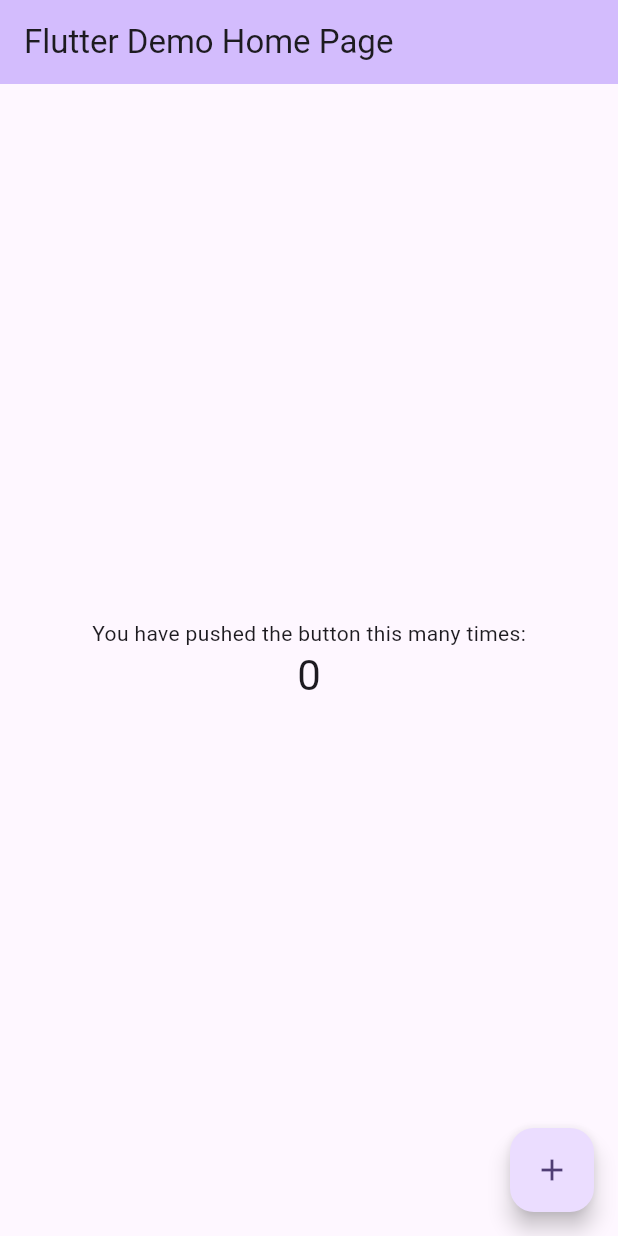
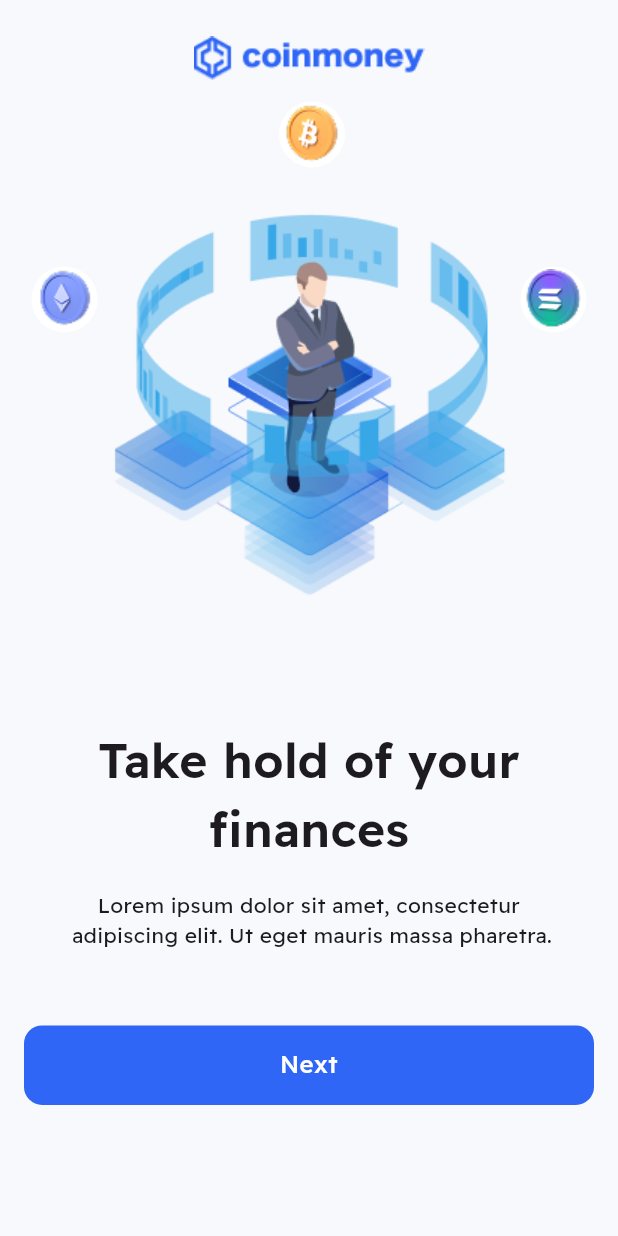
Before and after one commit to minKasent/crypto_exchange, a Flutter app: the screen it shows after launch, on a phone screen of 412 x 824 dp. Run offline on Flutter 3.47's test engine with Material 3 defaults, Android fonts, the phone set to English and light mode, and no system bars.

Commit message:
feat:onboard_screen

```diff
--- /dev/null
+++ b/lib/components/app_button.dart
@@ -0,0 +1,10 @@
+import 'package:flutter/cupertino.dart';
+
+class AppButton extends StatelessWidget {
+  const AppButton({super.key});
+
+  @override
+  Widget build(BuildContext context) {
+    return const Placeholder();
+  }
+}
--- /dev/null
+++ b/lib/components/app_text.dart
@@ -0,0 +1,19 @@
+import 'package:flutter/material.dart';
+
+import 'app_text_style.dart';
+
+class AppText extends StatelessWidget {
+  final String content;
+  final TextStyle? style;
+  final TextAlign? textAlign;
+  const AppText({super.key, required this.content, this.style, this.textAlign});
+
+  @override
+  Widget build(BuildContext context) {
+    return Text(
+      content,
+      style: style ?? AppTextStyle.text32SemiBold,
+      textAlign: textAlign ?? TextAlign.center,
+    );
+  }
+}
--- /dev/null
+++ b/lib/components/app_text_style.dart
@@ -0,0 +1,22 @@
+
+import 'package:crypto_exchange/constants/app_colors_path.dart';
+import 'package:flutter/material.dart';
+
+class AppTextStyle{
+  static final text32SemiBold = TextStyle(
+    fontFamily: 'Readex Pro',
+    fontSize: 32,
+    fontWeight: FontWeight.w600,
+  );
+  static final text14Regular = TextStyle(
+    fontFamily: 'Readex Pro',
+    fontSize: 14,
+    fontWeight: FontWeight.w400,
+  );
+  static final text16Medium = TextStyle(
+    fontFamily: 'Readex Pro',
+    fontSize: 16,
+    fontWeight: FontWeight.w500,
+    color: AppColorsPath.white
+  );
+}
--- /dev/null
+++ b/lib/constants/app_colors_path.dart
@@ -0,0 +1,7 @@
+import 'dart:ui';
+
+class AppColorsPath {
+  static Color lightWhite = const Color(0xFFF8F9FC);
+  static Color blue = const Color(0xFF2F66F6);
+  static Color  white = const Color(0xFFFFFFFF);
+}
--- /dev/null
+++ b/lib/constants/app_icons_path.dart
@@ -0,0 +1,5 @@
+class AppIconsPath {
+  static const String iconsBTC = 'assets/images/Bitcoin.png';
+  static const String iconsETH = 'assets/images/Ethereum.png';
+  static const String iconsSLA = 'assets/images/Solana.png';
+}
--- /dev/null
+++ b/lib/constants/app_images_path.dart
@@ -0,0 +1,8 @@
+class AppImagePaths {
+  static const String logo = 'assets/images/logo.png';
+  static const String img_market_analysis = 'assets/images/market_analysis.png';
+  static const String img_mobile_financial_analytics = 'assets/images/mobile _financial_analytics.png';
+  static const String img_blockchain_development= 'assets/images/blockchain_development.png';
+  static const String img_finance_wave = 'assets/images/finance_wave.png';
+
+}
--- a/lib/main.dart
+++ b/lib/main.dart
@@ -1,3 +1,4 @@
+import 'package:crypto_exchange/screens/onboard_screens.dart';
 import 'package:flutter/material.dart';
 
 void main() {
@@ -7,116 +8,16 @@ void main() {
 class MyApp extends StatelessWidget {
   const MyApp({super.key});
 
-  // This widget is the root of your application.
   @override
   Widget build(BuildContext context) {
     return MaterialApp(
+      debugShowCheckedModeBanner: false,
       title: 'Flutter Demo',
       theme: ThemeData(
-        // This is the theme of your application.
-        //
-        // TRY THIS: Try running your application with "flutter run". You'll see
-        // the application has a purple toolbar. Then, without quitting the app,
-        // try changing the seedColor in the colorScheme below to Colors.green
-        // and then invoke "hot reload" (save your changes or press the "hot
-        // reload" button in a Flutter-supported IDE, or press "r" if you used
-        // the command line to start the app).
-        //
-        // Notice that the counter didn't reset back to zero; the application
-        // state is not lost during the reload. To reset the state, use hot
-        // restart instead.
-        //
-        // This works for code too, not just values: Most code changes can be
-        // tested with just a hot reload.
+
         colorScheme: ColorScheme.fromSeed(seedColor: Colors.deepPurple),
       ),
-      home: const MyHomePage(title: 'Flutter Demo Home Page'),
+      home: const OnboardScreens(),
     );
   }
 }
-
-class MyHomePage extends StatefulWidget {
-  const MyHomePage({super.key, required this.title});
-
-  // This widget is the home page of your application. It is stateful, meaning
-  // that it has a State object (defined below) that contains fields that affect
-  // how it looks.
-
-  // This class is the configuration for the state. It holds the values (in this
-  // case the title) provided by the parent (in this case the App widget) and
-  // used by the build method of the State. Fields in a Widget subclass are
-  // always marked "final".
-
-  final String title;
-
-  @override
-  State<MyHomePage> createState() => _MyHomePageState();
-}
-
-class _MyHomePageState extends State<MyHomePage> {
-  int _counter = 0;
-
-  void _incrementCounter() {
-    setState(() {
-      // This call to setState tells the Flutter framework that something has
-      // changed in this State, which causes it to rerun the build method below
-      // so that the display can reflect the updated values. If we changed
-      // _counter without calling setState(), then the build method would not be
-      // called again, and so nothing would appear to happen.
-      _counter++;
-    });
-  }
-
-  @override
-  Widget build(BuildContext context) {
-    // This method is rerun every time setState is called, for instance as done
-    // by the _incrementCounter method above.
-    //
-    // The Flutter framework has been optimized to make rerunning build methods
-    // fast, so that you can just rebuild anything that needs updating rather
-    // than having to individually change instances of widgets.
-    return Scaffold(
-      appBar: AppBar(
-        // TRY THIS: Try changing the color here to a specific color (to
-        // Colors.amber, perhaps?) and trigger a hot reload to see the AppBar
-        // change color while the other colors stay the same.
-        backgroundColor: Theme.of(context).colorScheme.inversePrimary,
-        // Here we take the value from the MyHomePage object that was created by
-        // the App.build method, and use it to set our appbar title.
-        title: Text(widget.title),
-      ),
-      body: Center(
-        // Center is a layout widget. It takes a single child and positions it
-        // in the middle of the parent.
-        child: Column(
-          // Column is also a layout widget. It takes a list of children and
-          // arranges them vertically. By default, it sizes itself to fit its
-          // children horizontally, and tries to be as tall as its parent.
-          //
-          // Column has various properties to control how it sizes itself and
-          // how it positions its children. Here we use mainAxisAlignment to
-          // center the children vertically; the main axis here is the vertical
-          // axis because Columns are vertical (the cross axis would be
-          // horizontal).
-          //
-          // TRY THIS: Invoke "debug painting" (choose the "Toggle Debug Paint"
-          // action in the IDE, or press "p" in the console), to see the
-          // wireframe for each widget.
-          mainAxisAlignment: MainAxisAlignment.center,
-          children: <Widget>[
-            const Text('You have pushed the button this many times:'),
-            Text(
-              '$_counter',
-              style: Theme.of(context).textTheme.headlineMedium,
-            ),
-          ],
-        ),
-      ),
-      floatingActionButton: FloatingActionButton(
-        onPressed: _incrementCounter,
-        tooltip: 'Increment',
-        child: const Icon(Icons.add),
-      ), // This trailing comma makes auto-formatting nicer for build methods.
-    );
-  }
-}
--- /dev/null
+++ b/lib/screens/onboard_screens.dart
@@ -0,0 +1,118 @@
+import 'package:crypto_exchange/components/app_text.dart';
+import 'package:crypto_exchange/components/app_text_style.dart';
+import 'package:crypto_exchange/constants/app_colors_path.dart';
+import 'package:crypto_exchange/constants/app_icons_path.dart';
+import 'package:crypto_exchange/constants/app_images_path.dart';
+import 'package:flutter/material.dart';
+
+class OnboardScreens extends StatelessWidget {
+  const OnboardScreens({super.key});
+
+  @override
+  Widget build(BuildContext context) {
+    final size = MediaQuery.of(context).size;
+    return Scaffold(
+      backgroundColor: AppColorsPath.lightWhite,
+      body: SafeArea(
+        child: Column(
+          children: [
+            Row(
+              mainAxisAlignment: MainAxisAlignment.center,
+              children: [
+                Image.asset(
+                  alignment: Alignment.center,
+                  AppImagePaths.logo,
+                  width: size.width,
+                ),
+              ],
+            ),
+            Center(
+              child: Stack(
+                clipBehavior: Clip.none,
+                children: [
+                  SizedBox(
+                    width: 350,
+                    height: 350,
+                    child: Center(
+                      child: Image.asset(
+                        AppImagePaths.img_market_analysis,
+                        fit: BoxFit.contain,
+                      ),
+                    ),
+                  ),
+                  // Icon Ethereum
+                  Positioned(
+                    top: -10,
+                    left: 155,
+                    child: CircleAvatar(
+                      backgroundColor: Colors.white,
+                      radius: 22,
+                      child: Image.asset(AppIconsPath.iconsBTC),
+                    ),
+                  ),
+                  // Icon Bitcoin
+                  Positioned(
+                    left: -10,
+                    top: 100,
+                    child: CircleAvatar(
+                      backgroundColor: Colors.white,
+                      radius: 22,
+                      child: Image.asset(AppIconsPath.iconsETH),
+                    ),
+                  ),
+                  // Icon Stable coin
+                  Positioned(
+                    right: -10,
+                    top: 100,
+                    child: CircleAvatar(
+                      backgroundColor: Colors.white,
+                      radius: 22,
+                      child: Image.asset(AppIconsPath.iconsSLA),
+                    ),
+                  ),
+                ],
+              ),
+            ),
+            Column(
+              mainAxisAlignment: MainAxisAlignment.center,
+              children: [
+                const SizedBox(height: 56),
+                Padding(
+                  padding: const EdgeInsets.symmetric(horizontal: 10.0),
+                  child: AppText(content: "Take hold of your\nfinances"),
+                ),
+                const SizedBox(height: 18),
+                Padding(
+                  padding: const EdgeInsets.symmetric(horizontal: 18.0),
+                  child: Text(
+                    "Lorem ipsum dolor sit amet, consectetur \n adipiscing elit. Ut eget mauris massa pharetra.",
+                    style: AppTextStyle.text14Regular,
+                    textAlign: TextAlign.center,
+                  ),
+                ),
+              ],
+            ),
+            SizedBox(height: 50),
+            Container(
+              width: size.width - 16 * 2,
+              padding: EdgeInsets.symmetric(vertical: 15),
+              decoration: BoxDecoration(
+                  color: AppColorsPath.blue,
+              borderRadius: BorderRadius.circular(12),
+              ),
+              child: AppText(
+                content: "Next",
+                style: TextStyle(
+                  fontFamily: 'Readex Pro',
+                  fontSize: 16,
+                  fontWeight: FontWeight.w500,
+                  color: AppColorsPath.white,
+                ),
+              ),
+            ),
+          ],
+        ),
+      ),
+    );
+  }
+}
```
Also changed, not shown: pubspec.yaml (+9 -15 lines), assets/fonts/ReadexPro-Medium.ttf (added), assets/fonts/ReadexPro-Regular.ttf (added), assets/fonts/ReadexPro-SemiBold.ttf (added), assets/images/Bitcoin.png (added), assets/images/Ethereum.png (added), assets/images/Solana.png (added), assets/images/blockchain_development.png (added), assets/images/finance_wave.png (added), assets/images/logo.png (added), assets/images/market_analysis.png (added), assets/images/mobile _financial_analytics.png (added).
